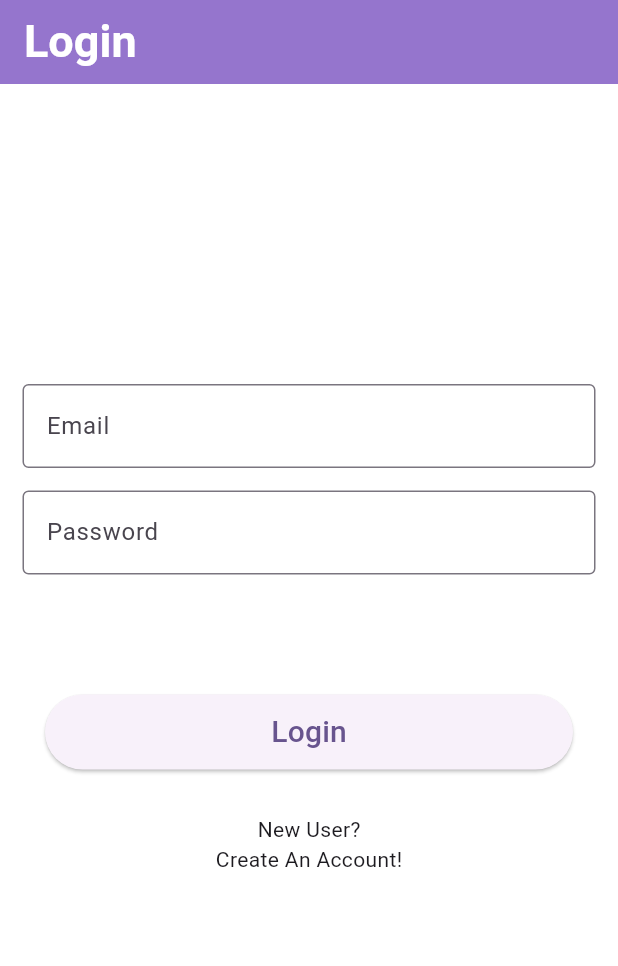
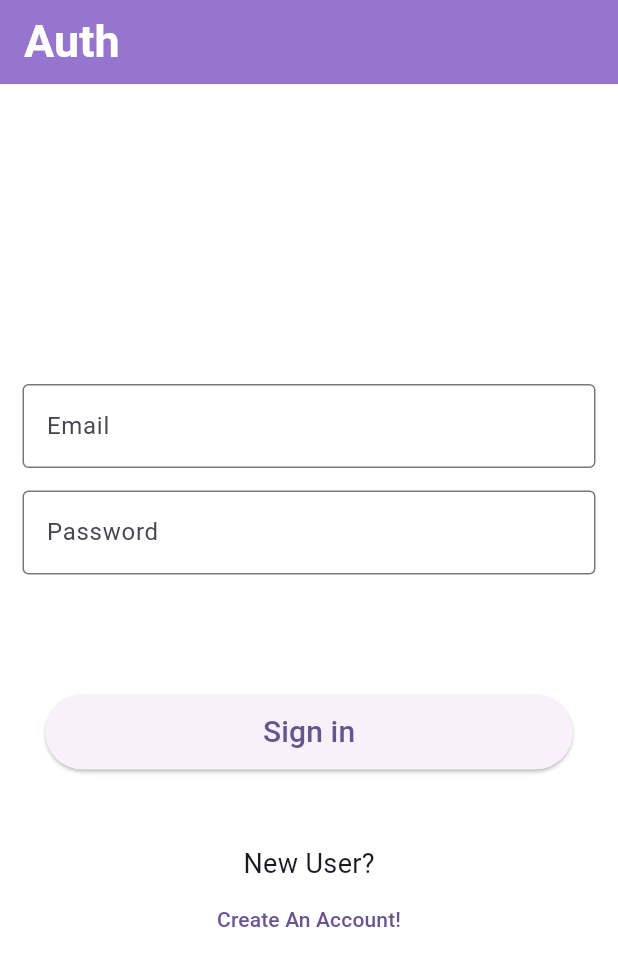
Before and after one commit to alpjamal/ulesson_auth_firebase, a Flutter app: the screen it shows after launch, on a phone screen of 412 x 824 dp. Shown: the top 966 px of the screen. Run offline on Flutter 3.47's test engine with Material 2 defaults, Android fonts, the phone set to English and light mode, and no system bars; our stand-ins replace equatable, firebase_auth, firebase_core, flutter_bloc; accounts and stored records are empty.

Commit message:
sign in future

```diff
--- a/lib/auth/bloc/auth_event.dart
+++ b/lib/auth/bloc/auth_event.dart
@@ -3,3 +3,21 @@ part of 'auth_bloc.dart';
 abstract class AuthEvent extends Equatable {
   const AuthEvent();
 }
+
+class SignInEvent extends AuthEvent {
+  final AuthParams signInParams;
+
+  const SignInEvent({required this.signInParams});
+
+  @override
+  List<Object?> get props => [signInParams];
+}
+
+class SignUpEvent extends AuthEvent {
+  final AuthParams signUpParams;
+
+  const SignUpEvent({required this.signUpParams});
+
+  @override
+  List<Object?> get props => [signUpParams];
+}
--- a/lib/auth/bloc/auth_state.dart
+++ b/lib/auth/bloc/auth_state.dart
@@ -1,10 +1,39 @@
 part of 'auth_bloc.dart';
 
-abstract class AuthState extends Equatable {
-  const AuthState();
+class AuthState extends Equatable {
+  final String errorMessage;
+  final Status authStatus;
+
+  const AuthState({
+    this.errorMessage = '',
+    this.authStatus = Status.initial,
+  });
+
+  AuthState copyWith({
+    String? errorMessage,
+    Status? authStatus,
+  }) {
+    return AuthState(
+      authStatus: authStatus ?? this.authStatus,
+      errorMessage: errorMessage ?? '',
+    );
+  }
+
+  @override
+  List<Object?> get props => [
+        errorMessage,
+        authStatus,
+      ];
 }
 
-class AuthInitial extends AuthState {
-  @override
-  List<Object> get props => [];
+enum Status { initial, loading, error, success }
+
+extension StatusX on Status {
+  bool get isInitial => this == Status.initial;
+
+  bool get isLoading => this == Status.loading;
+
+  bool get isError => this == Status.error;
+
+  bool get isSuccess => this == Status.success;
 }
--- /dev/null
+++ b/lib/auth/models/auth_params.dart
@@ -0,0 +1,9 @@
+class AuthParams {
+  final String email;
+  final String password;
+
+  const AuthParams({
+    required this.email,
+    required this.password,
+  });
+}
--- a/lib/auth/presentation/login_page.dart
+++ /dev/null
@@ -1,70 +0,0 @@
-import 'package:flutter/material.dart';
-
-class LoginPage extends StatefulWidget {
-  const LoginPage({super.key});
-
-  @override
-  State<LoginPage> createState() => _LoginPageState();
-}
-
-class _LoginPageState extends State<LoginPage> {
-  @override
-  Widget build(BuildContext context) {
-    return Scaffold(
-      backgroundColor: Colors.white,
-      appBar: AppBar(
-        title: const Text(
-          "Login",
-          style: TextStyle(
-            color: Colors.white,
-            fontSize: 30,
-            fontWeight: FontWeight.bold,
-          ),
-        ),
-        backgroundColor: Colors.deepPurple.shade300,
-      ),
-      body: SingleChildScrollView(
-        child: Column(
-          children: [
-            const SizedBox(
-              height: 200,
-            ),
-            const Padding(
-              padding: EdgeInsets.symmetric(horizontal: 15),
-              child: TextField(
-                decoration: InputDecoration(
-                  border: OutlineInputBorder(),
-                  labelText: 'Email',
-                  hintText: 'Enter email',
-                ),
-              ),
-            ),
-            const Padding(
-              padding: EdgeInsets.only(left: 15.0, right: 15.0, top: 15, bottom: 0),
-              child: TextField(
-                obscureText: true,
-                decoration:
-                InputDecoration(border: OutlineInputBorder(), labelText: 'Password', hintText: 'Enter password'),
-              ),
-            ),
-            const SizedBox(height: 80),
-            Padding(
-              padding: const EdgeInsets.symmetric(horizontal: 30),
-              child: ElevatedButton(
-                onPressed: () {},
-                style: ElevatedButton.styleFrom(minimumSize: const Size.fromHeight(50)),
-                child: const Text(
-                  'Login',
-                  style: TextStyle(fontSize: 20),
-                ),
-              ),
-            ),
-            const SizedBox(height: 30),
-            const Text('New User?'),
-            const Text('Create An Account!')
-          ],
-        ),
-      ),
-    );
-  }
-}
--- /dev/null
+++ b/lib/auth/presentation/mixins/login_page_mixin.dart
@@ -0,0 +1,13 @@
+part of 'package:ulesson_auth_firebase/auth/presentation/sign_in_page.dart';
+
+mixin LoginPageMixin on State<LoginPage> {
+  late AuthBloc _authBloc;
+  late TextEditingController _emailController;
+  late TextEditingController _passwordController;
+
+  _initControllers() {
+    _authBloc = context.read<AuthBloc>();
+    _emailController = TextEditingController(text: '');
+    _passwordController = TextEditingController(text: '');
+  }
+}
--- /dev/null
+++ b/lib/auth/presentation/sign_in_page.dart
@@ -0,0 +1,132 @@
+import 'package:flutter/material.dart';
+import 'package:flutter_bloc/flutter_bloc.dart';
+import 'package:ulesson_auth_firebase/auth/bloc/auth_bloc.dart';
+import 'package:ulesson_auth_firebase/auth/models/auth_params.dart';
+import 'package:ulesson_auth_firebase/home/home_page.dart';
+
+part 'package:ulesson_auth_firebase/auth/presentation/mixins/login_page_mixin.dart';
+
+class LoginPage extends StatefulWidget {
+  const LoginPage({super.key});
+
+  @override
+  State<LoginPage> createState() => _LoginPageState();
+}
+
+class _LoginPageState extends State<LoginPage> with LoginPageMixin {
+  @override
+  void initState() {
+    super.initState();
+    _initControllers();
+  }
+
+  @override
+  Widget build(BuildContext context) {
+    return BlocConsumer<AuthBloc, AuthState>(
+      listener: (context, state) {
+        if (state.authStatus == Status.success) {
+          Navigator.pushAndRemoveUntil(
+            context,
+            MaterialPageRoute(builder: (context) => const HomePage()),
+            (route) => false,
+          );
+        }
+        if (state.authStatus == Status.error) {
+          ScaffoldMessenger.of(context).showSnackBar(
+            SnackBar(
+              content: Text(state.errorMessage),
+            ),
+          );
+        }
+      },
+      builder: (context, state) {
+        return Scaffold(
+          backgroundColor: Colors.white,
+          appBar: AppBar(
+            title: const Text(
+              "Auth",
+              style: TextStyle(
+                color: Colors.white,
+                fontSize: 30,
+                fontWeight: FontWeight.bold,
+              ),
+            ),
+            backgroundColor: Colors.deepPurple.shade300,
+          ),
+          body: SingleChildScrollView(
+            child: Column(
+              children: [
+                const SizedBox(
+                  height: 200,
+                ),
+                Padding(
+                  padding: const EdgeInsets.symmetric(horizontal: 15),
+                  child: TextField(
+                    controller: _emailController,
+                    decoration: const InputDecoration(
+                      border: OutlineInputBorder(),
+                      labelText: 'Email',
+                      hintText: 'Enter email',
+                    ),
+                  ),
+                ),
+                Padding(
+                  padding: const EdgeInsets.only(left: 15.0, right: 15.0, top: 15, bottom: 0),
+                  child: TextField(
+                    controller: _passwordController,
+                    obscureText: true,
+                    decoration: const InputDecoration(
+                      border: OutlineInputBorder(),
+                      labelText: 'Password',
+                      hintText: 'Enter password',
+                    ),
+                  ),
+                ),
+                const SizedBox(height: 80),
+                Padding(
+                  padding: const EdgeInsets.symmetric(horizontal: 30),
+                  child: ElevatedButton(
+                    onPressed: () {
+                      _authBloc.add(
+                        SignInEvent(
+                          signInParams: AuthParams(
+                            email: _emailController.text,
+                            password: _passwordController.text,
+                          ),
+                        ),
+                      );
+                    },
+                    style: ElevatedButton.styleFrom(
+                      minimumSize: const Size.fromHeight(50),
+                    ),
+                    child: state.authStatus.isLoading
+                        ? const CircularProgressIndicator.adaptive()
+                        : const Text(
+                            'Sign in',
+                            style: TextStyle(fontSize: 20),
+                          ),
+                  ),
+                ),
+                const SizedBox(height: 50),
+                const Text(
+                  'New User?',
+                  style: TextStyle(
+                    fontSize: 18,
+                  ),
+                ),
+                TextButton(
+                  style: TextButton.styleFrom(padding: EdgeInsets.zero),
+                  onPressed: () {},
+                  child: Text(
+                    'Create An Account!',
+                    style: TextStyle(color: Theme.of(context).colorScheme.primary),
+                  ),
+                ),
+              ],
+            ),
+          ),
+        );
+      },
+    );
+  }
+}
--- a/lib/main.dart
+++ b/lib/main.dart
@@ -1,7 +1,13 @@
+import 'package:firebase_core/firebase_core.dart';
 import 'package:flutter/material.dart';
-import 'package:ulesson_auth_firebase/auth/presentation/login_page.dart';
+import 'package:flutter_bloc/flutter_bloc.dart';
+import 'package:ulesson_auth_firebase/auth/bloc/auth_bloc.dart';
+import 'package:ulesson_auth_firebase/auth/presentation/sign_in_page.dart';
+import 'package:ulesson_auth_firebase/home/home_page.dart';
 
 void main() async {
+  WidgetsFlutterBinding.ensureInitialized();
+  await Firebase.initializeApp();
   runApp(const MyApp());
 }
 
@@ -10,13 +16,20 @@ class MyApp extends StatelessWidget {
 
   @override
   Widget build(BuildContext context) {
-    return MaterialApp(
-      title: 'Flutter Demo',
-      theme: ThemeData(
-        colorScheme: ColorScheme.fromSeed(seedColor: Colors.deepPurple),
-        useMaterial3: true,
+    return MultiBlocProvider(
+      providers: [
+        BlocProvider<AuthBloc>(
+          create: (_) => AuthBloc(),
+        ),
+      ],
+      child: MaterialApp(
+        title: 'Flutter Demo',
+        theme: ThemeData(
+          colorScheme: ColorScheme.fromSeed(seedColor: Colors.deepPurple),
+          useMaterial3: true,
+        ),
+        home: const LoginPage(),
       ),
-      home: const LoginPage(),
     );
   }
 }
--- a/pubspec.yaml
+++ b/pubspec.yaml
@@ -37,6 +37,8 @@ dependencies:
   cupertino_icons: ^1.0.2
   firebase_core: ^2.15.1
   firebase_auth: ^4.7.3
+  flutter_bloc: ^8.1.3
+  equatable: ^2.0.5
 
 dev_dependencies:
   flutter_test:
```
Also changed, not shown: lib/auth/bloc/auth_bloc.dart (+68 -7 lines), lib/home/home_page.dart (added, +39 -0 lines), lib/auth/repository/auth.dart (renamed from lib/auth/presentation/repository/auth.dart), pubspec.lock, 2 other files.
